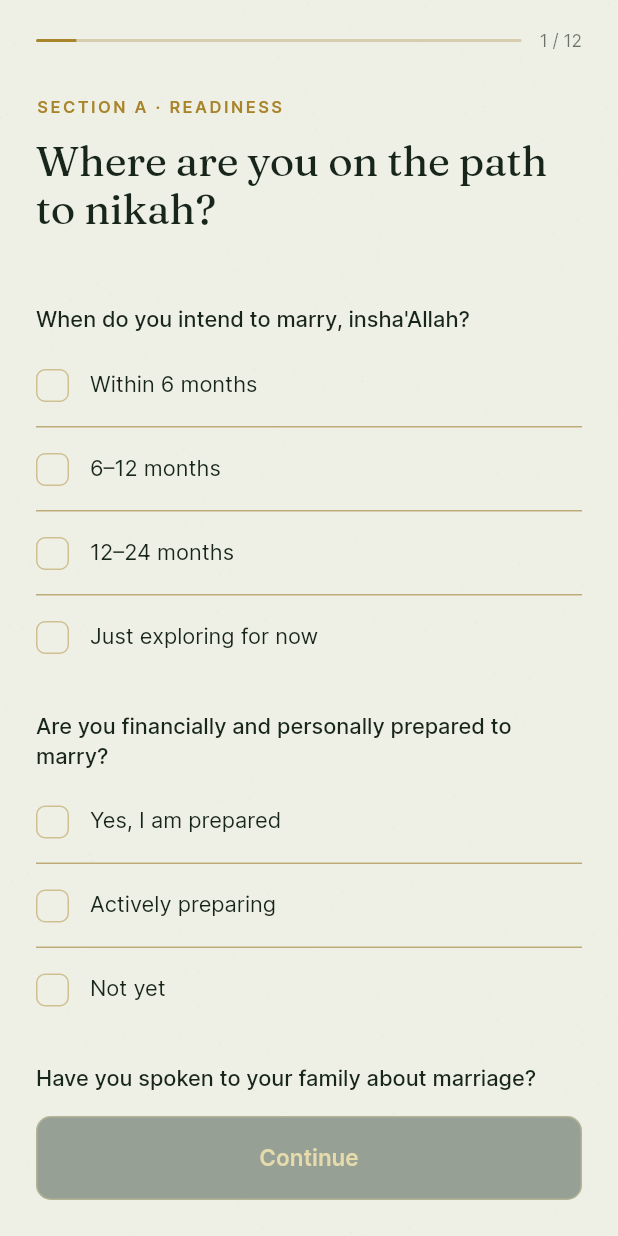
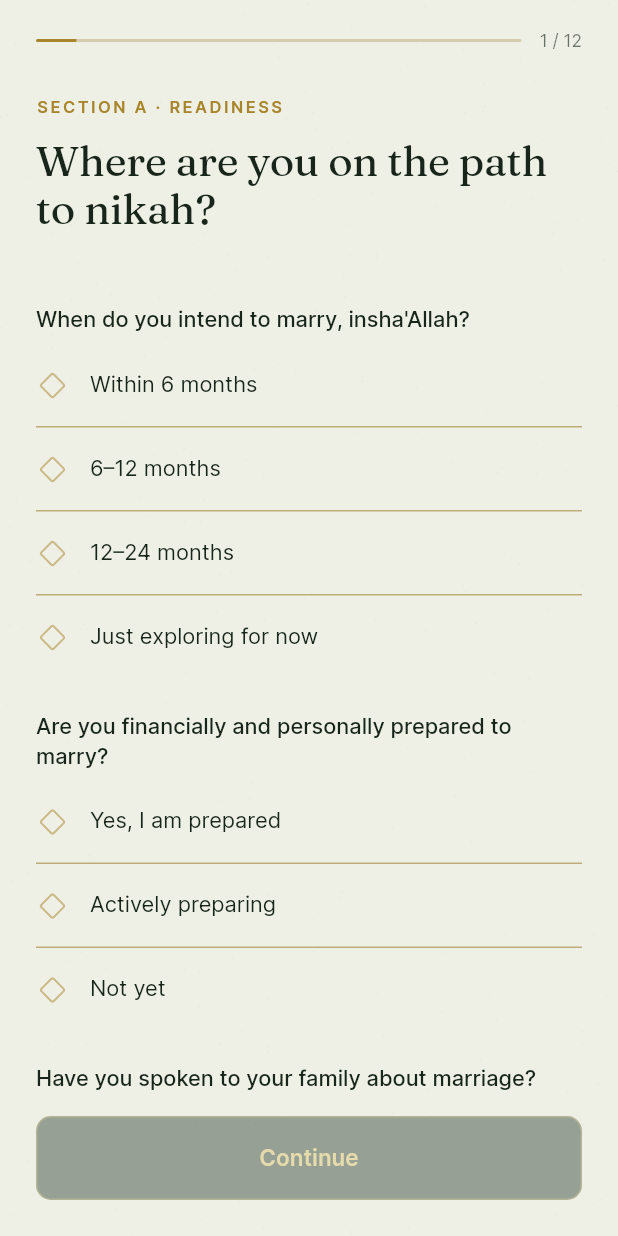
Before and after one commit to connecttopathan-ops/ikhlas, a Flutter app: the QuestionnaireScreen screen opened by its route, on a phone screen of 412 x 824 dp. Run offline on Flutter 3.47's test engine with Material 3 defaults, Android fonts, the phone set to English and light mode, and no system bars; our stand-ins replace cached_network_image, camera, cloud_firestore, cloud_functions, device_info_plus, firebase_auth and 11 more; accounts and stored records are empty.

Commit message:
gate: rewrite affirmations page, remove diet, add device upload for ID
Affirmations (Section E)
- One control vocabulary: the option marker is now a diamond in BOTH states
  (filled = selected, gold outline = unselected) instead of a diamond-in-a-
  rounded-square that read ambiguously. Single-select radio behaviour unchanged.
- New AffirmationPrompt widget: bold plain-language commitment line + smaller
  light clarifier beneath. E1–E4 rewritten to plain wording (E1 tawhid, E2 riba
  belief, E3 debt situation, E4 income). E1 graves/saints clarifier is fiqh-
  sensitive (istighatha, not grave visitation) and left verbatim.
- E4 income options now read Yes / Not sure / No; the stored value for "Not
  sure" stays 'uncertain' (still routes to manual review — gate value unchanged).
- E3(b) keeps the honest-disclosure badge caption.

Remove diet entirely
- Dropped profile.dietPractice and preferences.dietPreference from the schema,
  the Section C questionnaire question, the match-card DEEN row, the profile
  builder + edit-profile preference, the repository write, both function card
  projections, and the matching alignment block. No references remain.

ID document — upload from device
- The ID step now offers two paths: "Take photo" (framed camera guide) and
  "Upload from device" (gallery). Both feed the same OCR + face-match pipeline;
  uploads simply miss the alignment guide.

Co-Authored-By: Claude Opus 4.8 <noreply@anthropic.com>

```diff
--- a/app/lib/data/repositories/application_repository.dart
+++ b/app/lib/data/repositories/application_repository.dart
@@ -155,7 +155,6 @@ class ApplicationRepository {
       'profile.incomeBand': a.incomeBand,
       'profile.familyType': a.familyType,
       'profile.familyReligiosity': a.familyReligiosity,
-      'profile.dietPractice': a.dietPractice,
       if (a.healthDisclosure.trim().isNotEmpty)
         'profile.healthDisclosure': a.healthDisclosure.trim(),
       if (a.sect.trim().isNotEmpty) 'profile.sect': a.sect.trim(),
--- a/app/lib/features/gate/questionnaire/questionnaire_widgets.dart
+++ b/app/lib/features/gate/questionnaire/questionnaire_widgets.dart
@@ -1,3 +1,5 @@
+import 'dart:math' as math;
+
 import 'package:flutter/material.dart';
 import 'package:flutter/services.dart';
 import '../../../core/theme/app_theme.dart';
@@ -167,21 +169,33 @@ class _OptionRow extends StatelessWidget {
         child: Row(
           crossAxisAlignment: CrossAxisAlignment.start,
           children: [
-            Container(
-              width: 22,
-              height: 22,
-              margin: const EdgeInsets.only(top: 1),
-              decoration: BoxDecoration(
-                borderRadius: BorderRadius.circular(AppRadius.checkbox),
-                border: Border.all(
-                    color: DarkTokens.gold.withOpacity(selected ? .9 : .45),
-                    width: 1),
-              ),
-              alignment: Alignment.center,
-              child: AnimatedOpacity(
-                duration: const Duration(milliseconds: 250),
-                opacity: selected ? 1 : 0,
-                child: const DiamondBullet(size: 10, color: DarkTokens.gold),
+            // One control vocabulary: a diamond in BOTH states — filled =
+            // selected, outline = unselected (radio behaviour). No shape swap
+            // between states, which is what read ambiguously before.
+            Padding(
+              padding: const EdgeInsets.only(top: 1),
+              child: SizedBox(
+                width: 22,
+                height: 22,
+                child: Center(
+                  child: Transform.rotate(
+                    angle: math.pi / 4,
+                    child: AnimatedContainer(
+                      duration: const Duration(milliseconds: 200),
+                      width: 13,
+                      height: 13,
+                      decoration: BoxDecoration(
+                        color:
+                            selected ? DarkTokens.gold : Colors.transparent,
+                        borderRadius: BorderRadius.circular(2),
+                        border: Border.all(
+                            color: DarkTokens.gold
+                                .withOpacity(selected ? .9 : .5),
+                            width: 1.4),
+                      ),
+                    ),
+                  ),
+                ),
               ),
             ),
             const SizedBox(width: 14),
@@ -281,3 +295,32 @@ class QuestionLabel extends StatelessWidget {
                 height: 1.4)),
       );
 }
+
+/// Affirmation prompt: a bold plain-language commitment line, with an optional
+/// smaller light clarifier beneath carrying the doctrinal precision. Keeps the
+/// creed/finance questions readable on a phone without losing accuracy.
+class AffirmationPrompt extends StatelessWidget {
+  final String main;
+  final String? clarifier;
+  const AffirmationPrompt(this.main, {this.clarifier, super.key});
+  @override
+  Widget build(BuildContext context) => Padding(
+        padding: const EdgeInsets.only(top: 22, bottom: 6),
+        child: Column(
+          crossAxisAlignment: CrossAxisAlignment.start,
+          children: [
+            Text(main,
+                style: AppType.inter(15.5,
+                    weight: FontWeight.w600,
+                    color: DarkTokens.ivory,
+                    height: 1.4)),
+            if (clarifier != null) ...[
+              const SizedBox(height: 5),
+              Text(clarifier!,
+                  style: AppType.inter(12.5,
+                      color: DarkTokens.muted(), height: 1.5)),
+            ],
+          ],
+        ),
+      );
+}
```
Also changed, not shown: app/lib/features/gate/questionnaire/questionnaire_models.dart (+8 -24 lines), app/lib/features/gate/questionnaire/questionnaire_screen.dart (+85 -27 lines), app/lib/features/matches/match_detail_screen.dart (+0 -7 lines), app/lib/features/profile/edit_profile_screen.dart (+0 -9 lines), app/lib/features/profile/profile_builder_screen.dart (+0 -8 lines), 2 other files.
